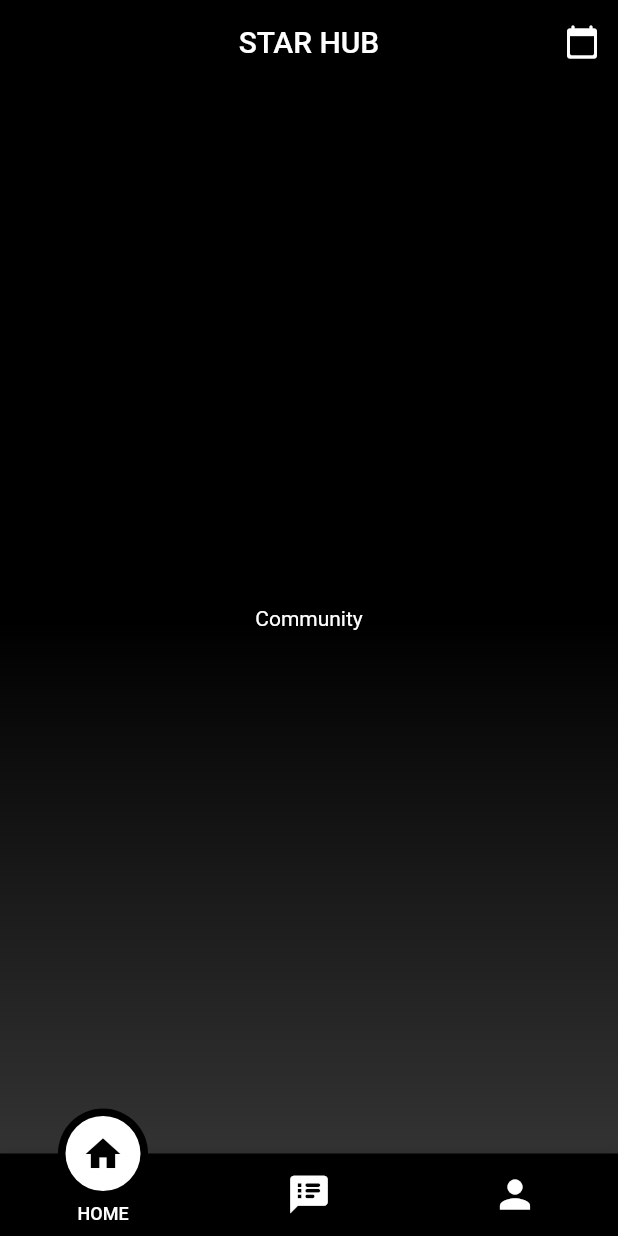
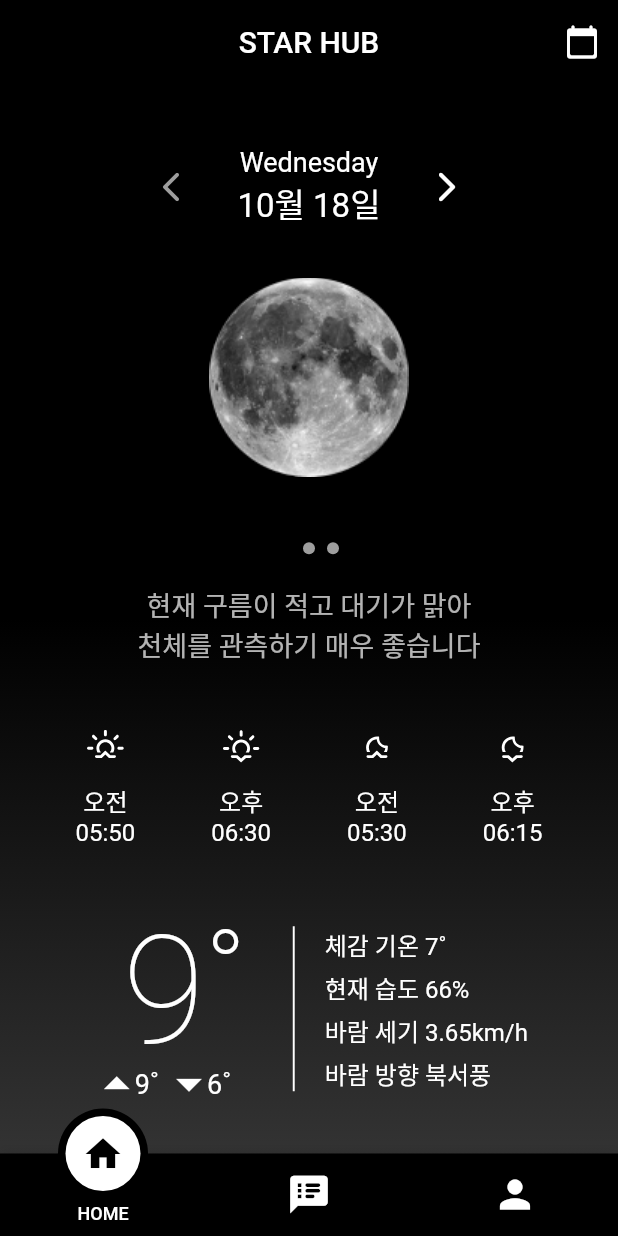
Before and after one commit to Kumoh-OpenSource-Project/frontend, a Flutter app: the screen it shows after launch, on a phone screen of 412 x 824 dp. Run offline on Flutter 3.47's test engine with Material 2 defaults, Android fonts, the light colour scheme and no system bars; drawn by our look-alikes of motion_tab_bar_v2, smooth_page_indicator; our stand-ins replace weather_icons.

Commit message:
Design: Add home design

```diff
--- a/star_hub/lib/community/view/screens/full_post_screen.dart
+++ b/star_hub/lib/community/view/screens/full_post_screen.dart
@@ -0,0 +1,18 @@
+import 'package:flutter/material.dart';
+
+class FullPostPage extends StatelessWidget {
+  const FullPostPage({Key? key}) : super(key: key);
+
+  @override
+  Widget build(BuildContext context) {
+    return Scaffold(
+      backgroundColor: Colors.black,
+      floatingActionButton: FloatingActionButton(
+        onPressed: () {
+        },
+        backgroundColor: Colors.white,
+        child: const Icon(Icons.edit, color: Colors.black),
+      ),
+    );
+  }
+}
--- a/star_hub/lib/home/view/screens/home_screen.dart
+++ b/star_hub/lib/home/view/screens/home_screen.dart
@@ -1,6 +1,6 @@
 import 'package:flutter/material.dart';
-import 'package:motion_tab_bar_v2/motion-tab-bar.dart';
-import 'package:motion_tab_bar_v2/motion-tab-controller.dart';
+import 'package:weather_icons/weather_icons.dart';
+import 'package:smooth_page_indicator/smooth_page_indicator.dart';
 
 class HomePage extends StatefulWidget {
   const HomePage({Key? key}) : super(key: key);
@@ -9,93 +9,263 @@ class HomePage extends StatefulWidget {
   State<HomePage> createState() => _HomePageState();
 }
 
-class _HomePageState extends State<HomePage> with TickerProviderStateMixin {
-  MotionTabBarController? _motionTabBarController;
+class _HomePageState extends State<HomePage> {
+  final controller = PageController(viewportFraction: 0.8, keepPage: true);
 
   @override
-  void initState() {
-    super.initState();
+  Widget build(BuildContext context) {
+    final pages = [
+      _buildPage(imagePath: 'assets/moon.png'),
+      _buildPage(title: '보름달'),
+      _buildPage(title: 'D-DAY'),
+    ];
 
-    _motionTabBarController = MotionTabBarController(
-      initialIndex: 1,
-      length: 3,
-      vsync: this,
+    return SingleChildScrollView(
+      child: Column(
+        children: [
+          _buildDateNavigation(),
+          _buildImageSlider(pages),
+          _buildPageIndicator(pages),
+          _buildDescription(),
+          _buildSunMoonInfo(),
+          _buildWeatherInfo(),
+        ],
+      ),
     );
   }
 
-  @override
-  void dispose() {
-    super.dispose();
-
-    _motionTabBarController!.dispose();
+  Widget _buildPage({String? imagePath, String? title}) {
+    return Container(
+      margin: const EdgeInsets.symmetric(vertical: 4),
+      child: imagePath != null
+          ? Center(child: Image.asset(imagePath))
+          : Center(
+              child: Text(
+              title ?? '',
+              style: const TextStyle(fontSize: 28),
+            )),
+    );
   }
 
-  @override
-  Widget build(BuildContext context) {
-    return Scaffold(
-      appBar: AppBar(
-        centerTitle: true,
-        backgroundColor: Colors.black,
-        title: const Text(
-          'STAR HUB',
-        ),
-        actions: [
+  Widget _buildDateNavigation() {
+    return Padding(
+      padding: const EdgeInsets.only(top: 15),
+      child: Row(
+        mainAxisAlignment: MainAxisAlignment.center,
+        children: [
           IconButton(
-            icon: const Icon(Icons.calendar_today_rounded),
-            onPressed: () {
-              // handle the press
-            },
-          )
-        ],
-      ),
-      body: Container(
-        decoration: const BoxDecoration(
-          gradient: LinearGradient(
-            begin: Alignment(0, 0),
-            end: Alignment(0, 5),
-            colors: [Colors.black, Colors.white],
+            onPressed: () {},
+            icon: const Icon(
+              Icons.arrow_back_ios_rounded,
+              color: Colors.grey,
             ),
           ),
-        child: TabBarView(
-          physics: const NeverScrollableScrollPhysics(),
-          controller: _motionTabBarController,
-          children: const <Widget>[
-            Center(
-              child: Text("Home"),
+          const SizedBox(width: 20),
+          const Column(
+            children: [
+              Text(
+                'Wednesday',
+                style: TextStyle(fontSize: 18),
               ),
-            Center(
-              child: Text("Community"),
-            ),
-            Center(
-              child: Text("My Page"),
+              Text(
+                '10월 18일',
+                style: TextStyle(fontSize: 22),
               ),
             ],
           ),
+          const SizedBox(width: 20),
+          IconButton(
+            onPressed: () {},
+            icon: const Icon(
+              Icons.arrow_forward_ios_rounded,
             ),
-      bottomNavigationBar: MotionTabBar(
-        controller: _motionTabBarController,
-        initialSelectedTab: "HOME",
-        labels: const ["HOME", "COMMUNITY", "MY PAGE"],
-        icons: const [Icons.home, Icons.speaker_notes_rounded, Icons.person],
-        tabSize: 50,
-        tabBarHeight: 55,
-        textStyle: const TextStyle(
-          fontSize: 12,
-          color: Colors.white,
-          fontWeight: FontWeight.w500,
           ),
-        tabIconColor: Colors.white,
-        tabIconSize: 30.0,
-        tabIconSelectedSize: 28.0,
-        tabSelectedColor: Colors.white,
-        tabIconSelectedColor: Colors.black,
-        tabBarColor: Colors.black,
-        onTabItemSelected: (int value) {
-          setState(() {
-            _motionTabBarController!.index = value;
-          });
+        ],
+      ),
+    );
+  }
+
+  Widget _buildImageSlider(List<Widget> pages) {
+    return SizedBox(
+      height: 200,
+      child: PageView.builder(
+        controller: controller,
+        itemCount: pages.length,
+        itemBuilder: (_, index) {
+          return pages[index % pages.length];
         },
       ),
     );
   }
+
+  Widget _buildPageIndicator(List<Widget> pages) {
+    return Padding(
+      padding: const EdgeInsets.all(10.0),
+      child: SmoothPageIndicator(
+        controller: controller,
+        count: pages.length,
+        effect: const WormEffect(
+          activeDotColor: Colors.black45,
+          dotHeight: 8,
+          dotWidth: 8,
+          type: WormType.thinUnderground,
+        ),
+      ),
+    );
   }
+
+  Widget _buildDescription() {
+    return const Padding(
+      padding: EdgeInsets.symmetric(vertical: 10, horizontal: 40),
+      child: Text(
+        '현재 구름이 적고 대기가 맑아\n천체를 관측하기 매우 좋습니다',
+        textAlign: TextAlign.center,
+        style: TextStyle(
+          fontSize: 18,
+          color: Colors.white70,
+        ),
+      ),
+    );
+  }
+
+  Widget _buildSunMoonInfo() {
+    return Padding(
+      padding: const EdgeInsets.symmetric(vertical: 30, horizontal: 25),
+      child: Row(
+        mainAxisAlignment: MainAxisAlignment.spaceAround,
+        children: [
+          _buildIconWithText(WeatherIcons.sunrise, '오전\n05:50'),
+          _buildIconWithText(WeatherIcons.sunset, '오후\n06:30'),
+          _buildIconWithText(WeatherIcons.moonrise, '오전\n05:30'),
+          _buildIconWithText(WeatherIcons.moonset, '오후\n06:15'),
+        ],
+      ),
+    );
+  }
+
+  Widget _buildWeatherInfo() {
+    return Row(
+      mainAxisAlignment: MainAxisAlignment.center,
+      crossAxisAlignment: CrossAxisAlignment.center,
+      children: [
+        const Column(
+          children: [
+            SizedBox(
+              height: 100,
+              child: Padding(
+                padding: EdgeInsets.only(left: 35),
+                child: Text(
+                  '9˚',
+                  style: TextStyle(
+                    fontSize: 100,
+                    fontWeight: FontWeight.w200,
+                  ),
+                ),
+              ),
+            ),
+            Row(
+              children: [
+                SizedBox(
+                  width: 32,
+                  child: Icon(
+                    Icons.arrow_drop_up,
+                    size: 40,
+                  ),
+                ),
+                Text(
+                  '9˚',
+                  style: TextStyle(fontSize: 18),
+                ),
+                SizedBox(
+                  width: 32,
+                  child: Icon(
+                    Icons.arrow_drop_down,
+                    size: 40,
+                  ),
+                ),
+                Text(
+                  '6˚',
+                  style: TextStyle(fontSize: 18),
+                ),
+              ],
+            )
+          ],
+        ),
+        const SizedBox(
+          width: 30,
+        ),
+        Container(
+          width: 170,
+          height: 110,
+          decoration: const BoxDecoration(
+            border: Border(
+              left: BorderSide(
+                color: Colors.white,
+                width: 1.3,
+              ),
+            ),
+          ),
+          child: const Padding(
+            padding: EdgeInsets.only(left: 20),
+            child: Column(
+              mainAxisAlignment: MainAxisAlignment.spaceBetween,
+              crossAxisAlignment: CrossAxisAlignment.start,
+              children: [
+                Text(
+                  '체감 기온 7˚',
+                  style: TextStyle(
+                    fontSize: 16,
+                  ),
+                ),
+                Text(
+                  '현재 습도 66%',
+                  style: TextStyle(
+                    fontSize: 16,
+                  ),
+                ),
+                Text(
+                  '바람 세기 3.65km/h',
+                  style: TextStyle(
+                    fontSize: 16,
+                  ),
+                ),
+                Text(
+                  '바람 방향 북서풍',
+                  style: TextStyle(
+                    fontSize: 16,
+                  ),
+                )
+              ],
+            ),
+          ),
+        ),
+      ],
+    );
+  }
+
+  Widget _buildIconWithText(IconData icon, String text) {
+    return Column(
+      mainAxisAlignment: MainAxisAlignment.center,
+      crossAxisAlignment: CrossAxisAlignment.center,
+      children: [
+        SizedBox(
+          width: 40,
+          child: Icon(
+            icon,
+            size: 30,
+          ),
+        ),
+        Padding(
+          padding: const EdgeInsets.symmetric(vertical: 8),
+          child: Text(
+            text,
+            textAlign: TextAlign.center,
+            style: const TextStyle(
+              fontSize: 16,
+            ),
+          ),
+        ),
+      ],
+    );
+  }
+}
--- /dev/null
+++ b/star_hub/lib/home/view/screens/main_screen.dart
@@ -0,0 +1,122 @@
+import 'package:flutter/material.dart';
+import 'package:motion_tab_bar_v2/motion-tab-bar.dart';
+import 'package:motion_tab_bar_v2/motion-tab-controller.dart';
+import 'package:star_hub/community/view/screens/full_post_screen.dart';
+import 'package:star_hub/home/view/screens/home_screen.dart';
+
+class MainPage extends StatefulWidget {
+  const MainPage({Key? key}) : super(key: key);
+
+  @override
+  State<MainPage> createState() => _MainPageState();
+}
+
+class _MainPageState extends State<MainPage> with TickerProviderStateMixin {
+  MotionTabBarController? _motionTabBarController;
+  int _currentIndex = 0;
+
+  @override
+  void initState() {
+    super.initState();
+
+    _motionTabBarController = MotionTabBarController(
+      initialIndex: _currentIndex,
+      length: 3,
+      vsync: this,
+    );
+  }
+
+  @override
+  void dispose() {
+    super.dispose();
+    _motionTabBarController!.dispose();
+  }
+
+  @override
+  Widget build(BuildContext context) {
+    return Scaffold(
+      appBar: buildAppBar(),
+      body: buildTabBarView(),
+      bottomNavigationBar: buildMotionTabBar(),
+    );
+  }
+
+  AppBar buildAppBar() {
+    String title = "STAR HUB";
+    Widget? actions;
+
+    if (_currentIndex == 0) {
+      actions = IconButton(
+        icon: const Icon(Icons.calendar_today_rounded),
+        onPressed: () {},
+      );
+    } else if (_currentIndex == 1) {
+      actions = IconButton(
+        icon: const Icon(Icons.search),
+        onPressed: () {},
+      );
+    }
+
+    return AppBar(
+      centerTitle: true,
+      backgroundColor: Colors.black,
+      title: Text(title),
+      actions: actions != null ? [actions] : null,
+    );
+  }
+
+  Container buildTabBarView() {
+    return Container(
+      decoration: const BoxDecoration(
+        gradient: LinearGradient(
+          begin: Alignment(0, 0),
+          end: Alignment(0, 5),
+          colors: [Colors.black, Colors.white],
+        ),
+      ),
+      child: TabBarView(
+        physics: const NeverScrollableScrollPhysics(),
+        controller: _motionTabBarController,
+        children: const <Widget>[
+          Center(child: HomePage()),
+          Center(child: FullPostPage()),
+          Center(child: Text("My Page")),
+        ],
+      ),
+    );
+  }
+
+  MotionTabBar buildMotionTabBar() {
+    return MotionTabBar(
+      controller: _motionTabBarController,
+      initialSelectedTab: "HOME",
+      labels: const ["HOME", "COMMUNITY", "MY PAGE"],
+      icons: const [Icons.home, Icons.speaker_notes_rounded, Icons.person],
+      tabSize: 50,
+      tabBarHeight: 55,
+      textStyle: _currentIndex == 1
+          ? const TextStyle(
+        fontSize: 12,
+        color: Colors.black,
+        fontWeight: FontWeight.w500,
+      )
+          : const TextStyle(
+        fontSize: 12,
+        color: Colors.white,
+        fontWeight: FontWeight.w500,
+      ),
+      tabIconColor: _currentIndex == 1 ? Colors.black : Colors.white,
+      tabIconSize: 30.0,
+      tabIconSelectedSize: 28.0,
+      tabSelectedColor: _currentIndex == 1 ? Colors.black : Colors.white,
+      tabIconSelectedColor: _currentIndex == 1 ? Colors.white : Colors.black,
+      tabBarColor: _currentIndex == 1 ? Colors.white : Colors.black,
+      onTabItemSelected: (int value) {
+        setState(() {
+          _motionTabBarController!.index = value;
+          _currentIndex = value;
+        });
+      },
+    );
+  }
+}
--- a/star_hub/lib/main.dart
+++ b/star_hub/lib/main.dart
@@ -1,5 +1,5 @@
 import 'package:flutter/material.dart';
-import 'package:star_hub/home/view/screens/home_screen.dart';
+import 'package:star_hub/home/view/screens/main_screen.dart';
 
 void main() {
   runApp(const MyApp());
@@ -19,7 +19,7 @@ class MyApp extends StatelessWidget {
       // ),
       theme: ThemeData.dark(),
       debugShowCheckedModeBanner: false,
-      home: const HomePage(),
+      home: const MainPage(),
     );
   }
 }
--- a/star_hub/pubspec.yaml
+++ b/star_hub/pubspec.yaml
@@ -40,6 +40,8 @@ dev_dependencies:
   flutter_test:
     sdk: flutter
   motion_tab_bar_v2: ^0.3.0
+  smooth_page_indicator: ^1.1.0
+  weather_icons: 3.0.0
 
   # The "flutter_lints" package below contains a set of recommended lints to
   # encourage good coding practices. The lint set provided by the package is
@@ -60,7 +62,8 @@ flutter:
   uses-material-design: true
 
   # To add assets to your application, add an assets section, like this:
-  # assets:
+  assets:
+    - assets/
   #   - images/a_dot_burr.jpeg
   #   - images/a_dot_ham.jpeg
 
```
Also changed, not shown: star_hub/assets/moon.png (added), star_hub/pubspec.lock. Lines whose indentation alone changed are shown as unchanged.
